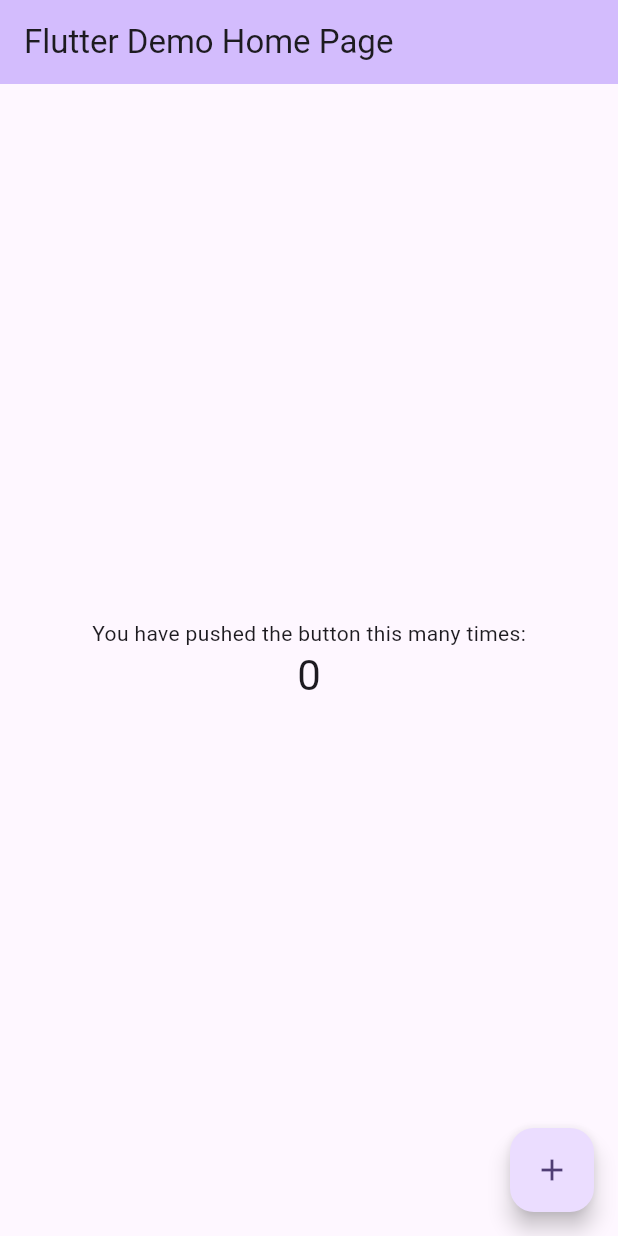
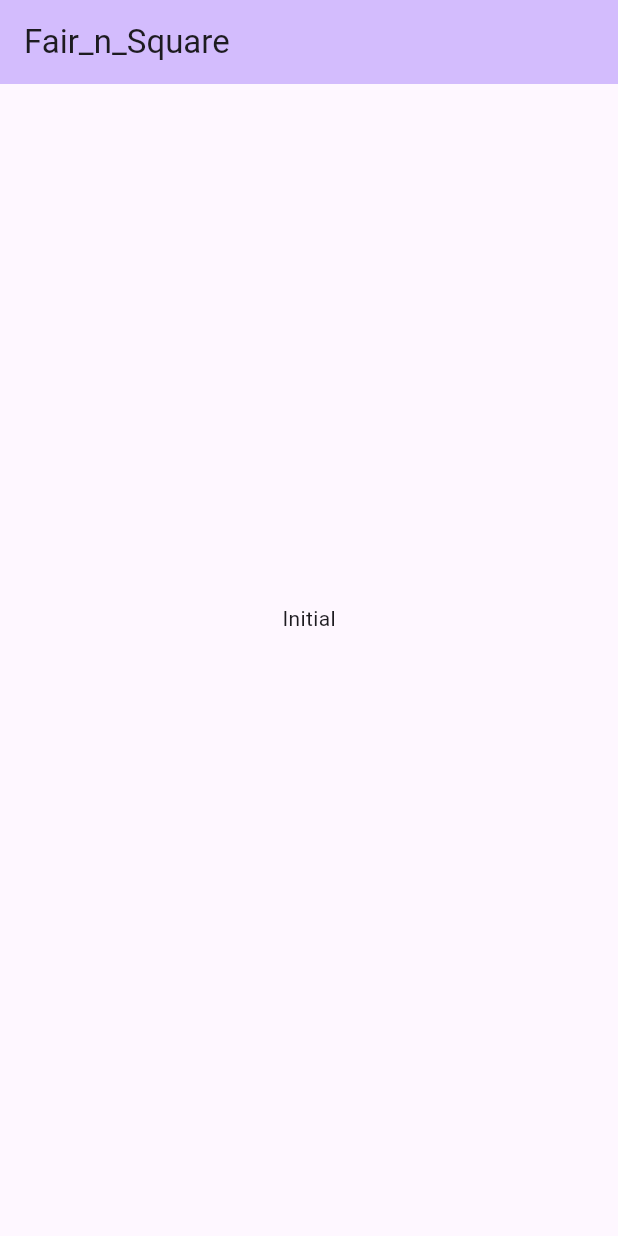
Before and after one commit to fair-n-square-co/app, a Flutter app: the screen it shows after launch, on a phone screen of 412 x 824 dp. Run offline on Flutter 3.47's test engine with Material 3 defaults, Android fonts, the light colour scheme and no system bars; our stand-ins replace bloc, equatable, flutter_bloc; missing offline and left inert: fair_n_square, grpc.

Commit message:
feat: Add UI layer to use Bloc and fetch groups

```diff
--- a/lib/groups/bloc/groups_bloc.dart
+++ b/lib/groups/bloc/groups_bloc.dart
@@ -6,10 +6,8 @@ part 'groups_event.dart';
 part 'groups_state.dart';
 
 class GroupsBloc extends Bloc<GroupsEvent, GroupsState> {
-  GroupsBloc({required TransactionsRepository transactionsRepository})
-      : _transactionsRepository = transactionsRepository,
-        super(GroupsState()) {
-    on<GroupsFetched>((event, emit) async {
+  GroupsBloc(this._transactionsRepository) : super(GroupsState()) {
+    on<GroupsFetch>((event, emit) async {
       List<Group> groups = await _transactionsRepository.getGroups();
       emit(GroupsState(status: GroupsStatus.success, groups: groups));
     });
--- a/lib/groups/bloc/groups_event.dart
+++ b/lib/groups/bloc/groups_event.dart
@@ -4,7 +4,11 @@ sealed class GroupsEvent {
   const GroupsEvent();
 }
 
-final class GroupsFetched extends GroupsEvent {
-  const GroupsFetched({required this.groups});
-  final List<Group> groups;
+final class GroupsFetch extends GroupsEvent {
+  const GroupsFetch();
 }
+
+// final class GroupsFetched extends GroupsEvent {
+//   const GroupsFetch({required groups})
+//   final List<Group> groups;
+// }
--- /dev/null
+++ b/lib/groups/views/groups_page.dart
@@ -0,0 +1,67 @@
+import 'package:fair_and_square/groups/bloc/groups_bloc.dart';
+import 'package:flutter/material.dart';
+import 'package:flutter_bloc/flutter_bloc.dart';
+import 'package:transactions_repository/transactions_repository.dart';
+
+class GroupsPage extends StatelessWidget {
+  const GroupsPage({super.key});
+  @override
+  Widget build(BuildContext context) {
+    return BlocProvider(
+      create: (context) => GroupsBloc(context.read<TransactionsRepository>()),
+      child: const GroupsView(),
+    );
+  }
+}
+
+class GroupsView extends StatefulWidget {
+  const GroupsView({super.key});
+
+  @override
+  State<StatefulWidget> createState() => _GroupsViewState();
+}
+
+class _GroupsViewState extends State<GroupsView> {
+  @override
+  Widget build(BuildContext context) {
+    return Scaffold(
+      extendBodyBehindAppBar: true,
+      appBar: AppBar(
+        title: const Text("Fair_n_Square"),
+        backgroundColor: Theme.of(context).colorScheme.inversePrimary,
+      ),
+      body: Center(
+        child: BlocConsumer<GroupsBloc, GroupsState>(
+          //Check if initial state - empty page
+          // call fetch event
+          //Check if fetched state - display list view
+          builder: (context, state) {
+            context.read<GroupsBloc>().add(const GroupsFetch());
+            switch (state.status) {
+              case GroupsStatus.initial:
+                return const Text("Initial");
+              case GroupsStatus.success:
+                return ListView.builder(
+                    itemCount: state.groups.length,
+                    itemBuilder: (context, index) {
+                      return ListTile(
+                        title: Text(state.groups[index].id),
+                        subtitle: Text(state.groups[index].name),
+                      );
+                    });
+              case GroupsStatus.loading:
+                return const Text("Loading");
+              case GroupsStatus.failure:
+                return const Text("Failure");
+            }
+          },
+          listener: (context, state) {
+            if (state.status.isInitial) {
+              context.read<GroupsBloc>().add(const GroupsFetch());
+            }
+          },
+        ),
+      ),
+    );
+  }
+}
--- a/lib/main.dart
+++ b/lib/main.dart
@@ -1,125 +1,45 @@
+import 'package:fair_and_square/groups/bloc/groups_bloc.dart';
+import 'package:fair_and_square/groups/views/groups_page.dart';
 import 'package:flutter/material.dart';
+import 'package:flutter_bloc/flutter_bloc.dart';
+import 'package:transactions_repository/transactions_repository.dart';
 
 void main() {
-  runApp(const MyApp());
+  runApp(FairNSquareApp(transactionsRepository: TransactionsRepository()));
 }
 
-class MyApp extends StatelessWidget {
-  const MyApp({super.key});
+
+
+class FairNSquareApp extends StatelessWidget {
+  const FairNSquareApp({required TransactionsRepository transactionsRepository, super.key})
+      : _transactionsRepository = transactionsRepository;
+
+  final TransactionsRepository _transactionsRepository;
 
   // This widget is the root of your application.
   @override
   Widget build(BuildContext context) {
-    return MaterialApp(
-      title: 'Flutter Demo',
-      theme: ThemeData(
-        // This is the theme of your application.
-        //
-        // TRY THIS: Try running your application with "flutter run". You'll see
-        // the application has a purple toolbar. Then, without quitting the app,
-        // try changing the seedColor in the colorScheme below to Colors.green
-        // and then invoke "hot reload" (save your changes or press the "hot
-        // reload" button in a Flutter-supported IDE, or press "r" if you used
-        // the command line to start the app).
-        //
-        // Notice that the counter didn't reset back to zero; the application
-        // state is not lost during the reload. To reset the state, use hot
-        // restart instead.
-        //
-        // This works for code too, not just values: Most code changes can be
-        // tested with just a hot reload.
-        colorScheme: ColorScheme.fromSeed(seedColor: Colors.deepPurple),
-        useMaterial3: true,
-      ),
-      home: const MyHomePage(title: 'Flutter Demo Home Page'),
+    return RepositoryProvider.value(
+      value: _transactionsRepository,
+      child: const FairNSquareAppView(),
     );
   }
 }
 
-class MyHomePage extends StatefulWidget {
-  const MyHomePage({super.key, required this.title});
-
-  // This widget is the home page of your application. It is stateful, meaning
-  // that it has a State object (defined below) that contains fields that affect
-  // how it looks.
-
-  // This class is the configuration for the state. It holds the values (in this
-  // case the title) provided by the parent (in this case the App widget) and
-  // used by the build method of the State. Fields in a Widget subclass are
-  // always marked "final".
-
-  final String title;
-
-  @override
-  State<MyHomePage> createState() => _MyHomePageState();
-}
-
-class _MyHomePageState extends State<MyHomePage> {
-  int _counter = 0;
-
-  void _incrementCounter() {
-    setState(() {
-      // This call to setState tells the Flutter framework that something has
-      // changed in this State, which causes it to rerun the build method below
-      // so that the display can reflect the updated values. If we changed
-      // _counter without calling setState(), then the build method would not be
-      // called again, and so nothing would appear to happen.
-      _counter++;
-    });
-  }
+class FairNSquareAppView extends StatelessWidget {
+  const FairNSquareAppView({super.key});
 
   @override
   Widget build(BuildContext context) {
-    // This method is rerun every time setState is called, for instance as done
-    // by the _incrementCounter method above.
-    //
-    // The Flutter framework has been optimized to make rerunning build methods
-    // fast, so that you can just rebuild anything that needs updating rather
-    // than having to individually change instances of widgets.
-    return Scaffold(
-      appBar: AppBar(
-        // TRY THIS: Try changing the color here to a specific color (to
-        // Colors.amber, perhaps?) and trigger a hot reload to see the AppBar
-        // change color while the other colors stay the same.
-        backgroundColor: Theme.of(context).colorScheme.inversePrimary,
-        // Here we take the value from the MyHomePage object that was created by
-        // the App.build method, and use it to set our appbar title.
-        title: Text(widget.title),
-      ),
-      body: Center(
-        // Center is a layout widget. It takes a single child and positions it
-        // in the middle of the parent.
-        child: Column(
-          // Column is also a layout widget. It takes a list of children and
-          // arranges them vertically. By default, it sizes itself to fit its
-          // children horizontally, and tries to be as tall as its parent.
-          //
-          // Column has various properties to control how it sizes itself and
-          // how it positions its children. Here we use mainAxisAlignment to
-          // center the children vertically; the main axis here is the vertical
-          // axis because Columns are vertical (the cross axis would be
-          // horizontal).
-          //
-          // TRY THIS: Invoke "debug painting" (choose the "Toggle Debug Paint"
-          // action in the IDE, or press "p" in the console), to see the
-          // wireframe for each widget.
-          mainAxisAlignment: MainAxisAlignment.center,
-          children: <Widget>[
-            const Text(
-              'You have pushed the button this many times:',
+        return MaterialApp(
+          theme: ThemeData(
+            appBarTheme: const AppBarTheme(
+              backgroundColor: Colors.transparent,
+              elevation: 0,
             ),
-            Text(
-              '$_counter',
-              style: Theme.of(context).textTheme.headlineMedium,
-            ),
-          ],
-        ),
-      ),
-      floatingActionButton: FloatingActionButton(
-        onPressed: _incrementCounter,
-        tooltip: 'Increment',
-        child: const Icon(Icons.add),
-      ), // This trailing comma makes auto-formatting nicer for build methods.
-    );
+            colorScheme: ColorScheme.fromSeed(seedColor: Colors.deepPurple),
+          ),
+          home: const GroupsPage(),
+        );
   }
 }
--- a/packages/transactions_repository/lib/src/transactions_repository.dart
+++ b/packages/transactions_repository/lib/src/transactions_repository.dart
@@ -5,9 +5,12 @@ import 'model/group.dart';
 
 class TransactionsRepository {
 
+  TransactionsRepository() {
+    GroupsAPI().init();
+  }
+
   Future<List<Group>> getGroups() async {
     final groupsResponse = await GroupsAPI.instance.groupServiceClient.listGroups(grouppb.ListGroupsRequest());
-
     return getGroupsfromProto(groupsResponse);
   }
 
--- a/pubspec.yaml
+++ b/pubspec.yaml
@@ -39,6 +39,7 @@ dependencies:
   # Use with the CupertinoIcons class for iOS style icons.
   cupertino_icons: ^1.0.6
   bloc: ^8.1.4
+  flutter_bloc: ^8.1.5
 
 dev_dependencies:
   flutter_test:
```
Also changed, not shown: pubspec.lock.
